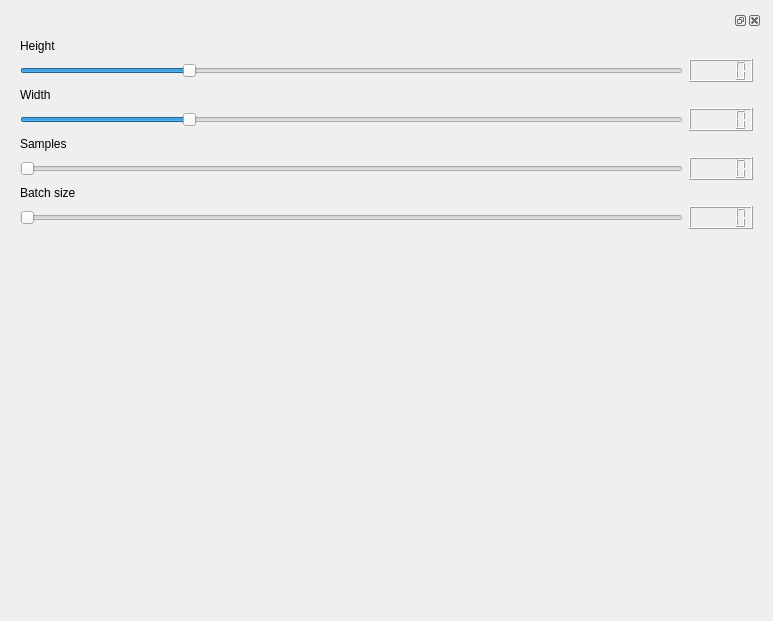
Qt form frontend/ui_widgets/sizer_count.ui (XmYx/ainodes) before a commit.
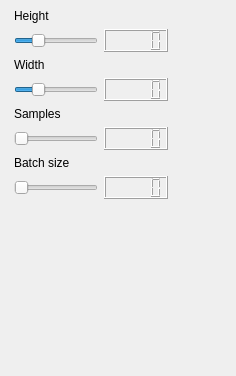
The same form after that commit.

Commit message: changed the slider containers, its still dreaming tho =)

The edit to the form file:
```diff
--- a/frontend/ui_widgets/sizer_count.ui
+++ b/frontend/ui_widgets/sizer_count.ui
@@ -6,20 +6,29 @@
    <rect>
     <x>0</x>
     <y>0</y>
-    <width>773</width>
-    <height>621</height>
+    <width>236</width>
+    <height>376</height>
    </rect>
   </property>
   <property name="windowTitle">
    <string>Form</string>
   </property>
-  <layout class="QHBoxLayout" name="horizontalLayout">
-   <item>
-    <widget class="QDockWidget" name="dockWidget">
-     <widget class="QWidget" name="dockWidgetContents_2">
-      <layout class="QVBoxLayout" name="verticalLayout">
-       <item>
+  <widget class="QWidget" name="">
+   <property name="geometry">
+    <rect>
+     <x>9</x>
+     <y>9</y>
+     <width>164</width>
+     <height>246</height>
+    </rect>
+   </property>
         <layout class="QGridLayout" name="gridLayout">
+    <property name="leftMargin">
+     <number>5</number>
+    </property>
+    <property name="rightMargin">
+     <number>5</number>
+    </property>
          <item row="5" column="1">
           <widget class="QLCDNumber" name="samplesNumber"/>
          </item>
@@ -132,12 +141,7 @@
           </widget>
          </item>
         </layout>
-       </item>
-      </layout>
-     </widget>
-    </widget>
-   </item>
-  </layout>
+  </widget>
  </widget>
  <resources/>
  <connections/>
```
Lines whose indentation alone changed are shown as unchanged. The commit also changes 2 other files.
